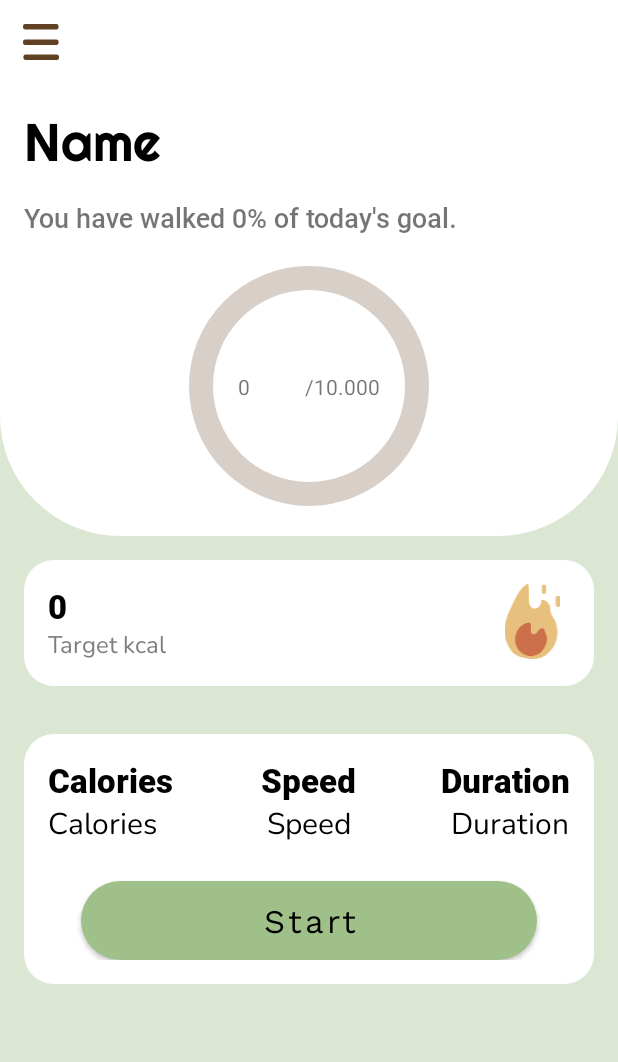
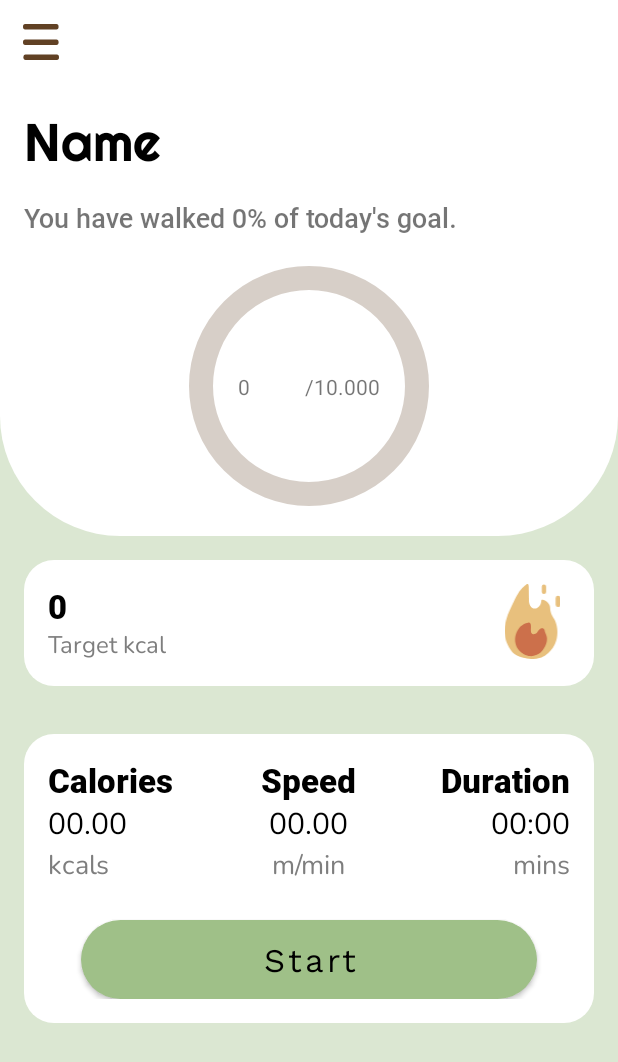
Before and after one commit to mariaasoltanei/CaloriePredictor, an Android app: the screen it shows after launch (MainActivity), on a phone screen of 412 x 824 dp. Shown: the top 1062 px of the screen. Run offline under Robolectric (Android 15) with nearby library versions, the phone set to English and light mode, and no system bars; our stand-ins replace navigation-ui; libraries missing offline, so code that uses them is left out: io.realm, io.realm.mongodb; 13 statements that could not run were skipped.

Commit message:
Dupa sesiune comunicari

```diff
--- a/app/src/main/AndroidManifest.xml
+++ b/app/src/main/AndroidManifest.xml
@@ -35,6 +35,11 @@
             android:enabled="true"
             android:exported="false" >
         </receiver>
+        <receiver
+            android:name=".broadcasts.StepCountReceiver"
+            android:enabled="true"
+            android:exported="false" >
+        </receiver>
 
         <activity android:name=".MainActivity" />
         <activity android:name=".SignUpActivity" />
--- a/app/src/main/java/ro/android/thesis/broadcasts/NotificationReceiver.java
+++ b/app/src/main/java/ro/android/thesis/broadcasts/NotificationReceiver.java
@@ -40,7 +40,7 @@ public class NotificationReceiver extends BroadcastReceiver {
                 .setSmallIcon(R.drawable.icon_launcher)
                 .setContentTitle("")
                 .setContentText(notificationContent)
-                .setPriority(NotificationCompat.PRIORITY_DEFAULT);
+                .setPriority(NotificationCompat.PRIORITY_HIGH);
 
         NotificationManagerCompat notificationManager = NotificationManagerCompat.from(context);
         if (ActivityCompat.checkSelfPermission(context, Manifest.permission.POST_NOTIFICATIONS) != PackageManager.PERMISSION_GRANTED) {
--- a/app/src/main/res/layout/fragment_dashboard.xml
+++ b/app/src/main/res/layout/fragment_dashboard.xml
@@ -120,16 +120,16 @@
         android:layout_margin="16dp"
         android:background="@drawable/bg_widget_dashboard"
         android:padding="16dp">
+
         <TextView
             android:id="@+id/tvTitleCalories"
             android:layout_width="wrap_content"
             android:layout_height="wrap_content"
+            android:fontFamily="@font/roboto_black"
             android:text="Calories"
-            android:textSize="22dp"
-            android:fontFamily="@font/roboto_black"
+            android:textAlignment="viewStart"
             android:textColor="@color/black"
-            android:textAlignment="viewStart"
-            />
+            android:textSize="22dp" />
         <TextView
             android:id="@+id/tvTitleSpeed"
             android:layout_width="wrap_content"
@@ -155,18 +155,17 @@
             android:id="@+id/tvCaloriesConsumed"
             android:layout_width="wrap_content"
             android:layout_height="wrap_content"
-            android:text="Calories"
-            android:textSize="20dp"
+            android:layout_below="@id/tvTitleCalories"
             android:fontFamily="@font/nunito"
+            android:text="00.00"
+            android:textAlignment="viewStart"
             android:textColor="@color/black"
-            android:textAlignment="viewStart"
-            android:layout_below="@id/tvTitleCalories"
-            />
+            android:textSize="20dp" />
         <TextView
             android:id="@+id/tvSpeed"
             android:layout_width="wrap_content"
             android:layout_height="wrap_content"
-            android:text="Speed"
+            android:text="00.00"
             android:textSize="20dp"
             android:fontFamily="@font/nunito"
             android:textColor="@color/black"
@@ -177,30 +176,62 @@
             android:id="@+id/tvDuration"
             android:layout_width="wrap_content"
             android:layout_height="wrap_content"
-            android:text="Duration"
+            android:text="00:00"
             android:textSize="20dp"
             android:fontFamily="@font/nunito"
             android:textColor="@color/black"
             android:layout_alignParentEnd="true"
             android:layout_below="@id/tvTitleDuration"
             />
+        <TextView
+            android:id="@+id/measureCalories"
+            android:layout_width="wrap_content"
+            android:layout_height="wrap_content"
+            android:layout_below="@id/tvCaloriesConsumed"
+            android:fontFamily="@font/nunito"
+            android:text="kcals"
+            android:textAlignment="viewStart"
+            android:textColor="@color/grey"
+            android:textSize="18dp" />
+        <TextView
+            android:id="@+id/tvMeasureSpeed"
+            android:layout_width="wrap_content"
+            android:layout_height="wrap_content"
+            android:text="m/min"
+            android:textSize="18dp"
+            android:fontFamily="@font/nunito"
+            android:textColor="@color/grey"
+            android:layout_centerHorizontal="true"
+            android:layout_below="@id/tvSpeed"
+            />
+        <TextView
+            android:layout_width="wrap_content"
+            android:layout_height="wrap_content"
+            android:text="mins"
+            android:textSize="18dp"
+            android:fontFamily="@font/nunito"
+            android:textColor="@color/grey"
+            android:layout_alignParentEnd="true"
+            android:layout_below="@id/tvDuration"
+            />
+
         <Button
             android:id="@+id/btnTestRequest"
+            style="@style/btn_style"
             android:layout_width="match_parent"
             android:layout_height="wrap_content"
+            android:layout_below="@id/tvMeasureSpeed"
             android:layout_gravity="center"
+            android:layout_marginStart="22dp"
+            android:layout_marginTop="24dp"
+            android:layout_marginEnd="22dp"
             android:background="@drawable/btn_green"
             android:fontFamily="@font/work_sans"
-            android:layout_marginStart="22dp"
-            android:layout_marginEnd="22dp"
-            android:layout_marginTop="24dp"
             android:text="Start"
-            android:textColor="@color/black"
-            android:textSize="22dp"
             android:textAllCaps="false"
 
-            android:layout_below="@id/tvSpeed"
-            style="@style/btn_style" />
+            android:textColor="@color/black"
+            android:textSize="22dp" />
     </RelativeLayout>
 
 
```
Also changed, not shown: app/src/main/java/ro/android/thesis/fragments/DashboardFragment.java (+137 -44 lines), app/src/main/java/ro/android/thesis/services/AccelerometerService.java (+8 -2 lines), app/src/main/java/ro/android/thesis/services/StepService.java (+7 -8 lines).
